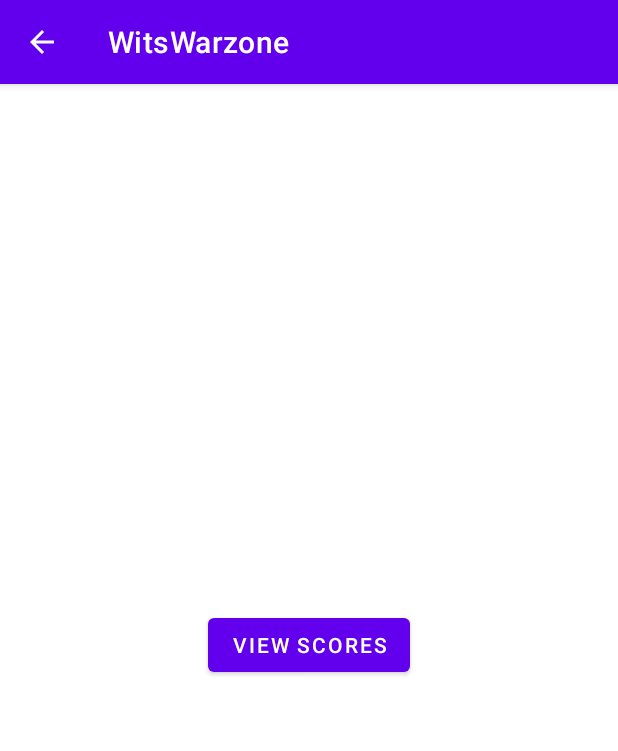
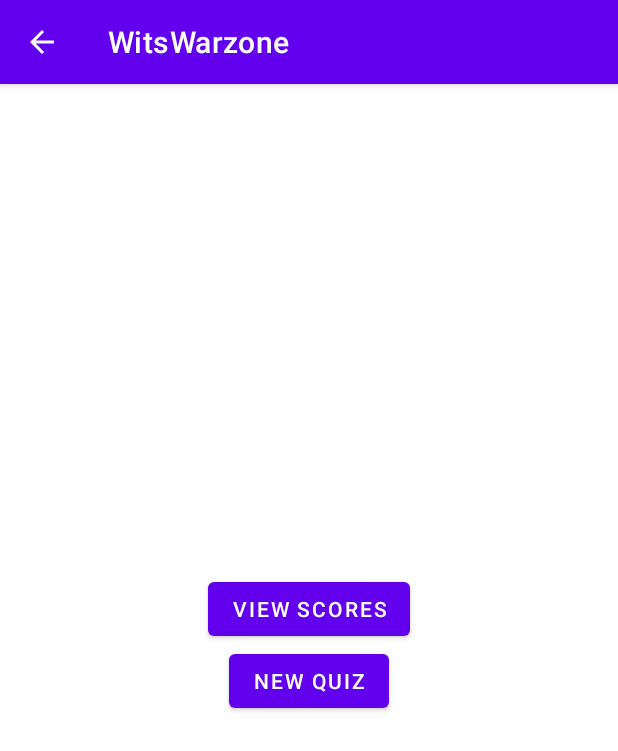
Before and after one commit to eecruz/quiz-app, an Android app: the ResultsFragment screen opened through its navigation route, on a phone screen of 412 x 824 dp. Shown: the top 751 px of the screen. Run offline under Robolectric (Android 15) with nearby library versions, the phone set to English and light mode, and no system bars.

Commit message:
Fixed new quiz navigation

```diff
--- a/app/src/main/java/edu/quinnipiac/ser210/witswarzone/ResultsFragment.kt
+++ b/app/src/main/java/edu/quinnipiac/ser210/witswarzone/ResultsFragment.kt
@@ -43,6 +43,12 @@ class ResultsFragment : Fragment()
             val action = ResultsFragmentDirections.actionResultsFragmentToHighScoreFragment()
             this.findNavController().navigate(action)
         }
+        val button2 = view.findViewById<Button>(R.id.button_newQuiz)
+        button2.setOnClickListener{
+            addNewItem()
+            val action = ResultsFragmentDirections.actionResultsFragmentToListFragment(userName)
+            this.findNavController().navigate(action)
+        }
 
         return view
     }
--- a/app/src/main/res/layout/fragment_results.xml
+++ b/app/src/main/res/layout/fragment_results.xml
@@ -6,10 +6,24 @@
     android:layout_height="match_parent"
     tools:context=".ResultsFragment">
 
-    <Button
-        android:id="@+id/button_viewScore"
-        android:text="View Scores"
-        android:layout_width="wrap_content"
+    <RadioGroup
+        android:id="@+id/resultsRadioGroup"
         android:layout_height="wrap_content"
-        android:layout_gravity="center" />
+        android:layout_width="match_parent"
+        android:layout_gravity="center">
+        <Button
+            android:id="@+id/button_viewScore"
+            android:text="@string/view_scores"
+            android:layout_width="wrap_content"
+            android:layout_height="wrap_content"
+            android:layout_gravity="center" />
+
+        <Button
+            android:id="@+id/button_newQuiz"
+            android:layout_width="wrap_content"
+            android:layout_height="wrap_content"
+            android:layout_gravity="center"
+            android:text="@string/new_quiz" />
+    </RadioGroup>
+
 </FrameLayout>
--- a/app/src/main/res/navigation/nav_graph.xml
+++ b/app/src/main/res/navigation/nav_graph.xml
@@ -65,6 +65,9 @@
             android:name="score"
             app:argType="integer"
             android:defaultValue="0" />
+        <action
+            android:id="@+id/action_resultsFragment_to_listFragment"
+            app:destination="@id/listFragment" />
     </fragment>
     <fragment
         android:id="@+id/highScoreFragment"
--- a/app/src/main/res/values/strings.xml
+++ b/app/src/main/res/values/strings.xml
@@ -7,4 +7,6 @@
     <string name="homeDescription">Wit\'s Warzone is a competitive trivia game where you can compare your highscores against others in various quiz categories and lengths.</string>
     <string name="guest">Continue as guest</string>
     <string name="enter">Enter</string>
+    <string name="view_scores">View Scores</string>
+    <string name="new_quiz">New Quiz</string>
 </resources>
```
